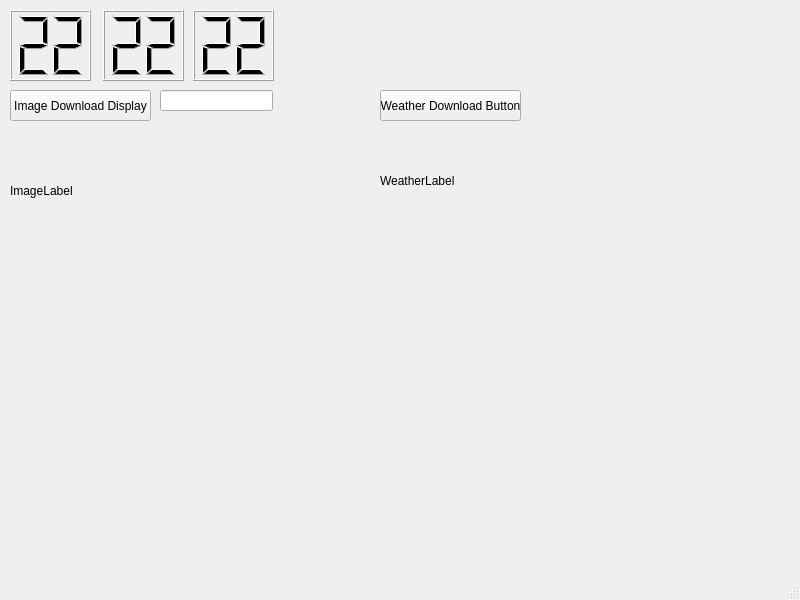
Old version of the form mainwindow.ui in the repository JMielbrecht-Class-Projects/Lab4_CSC3220_Mielbrecht-Banks.
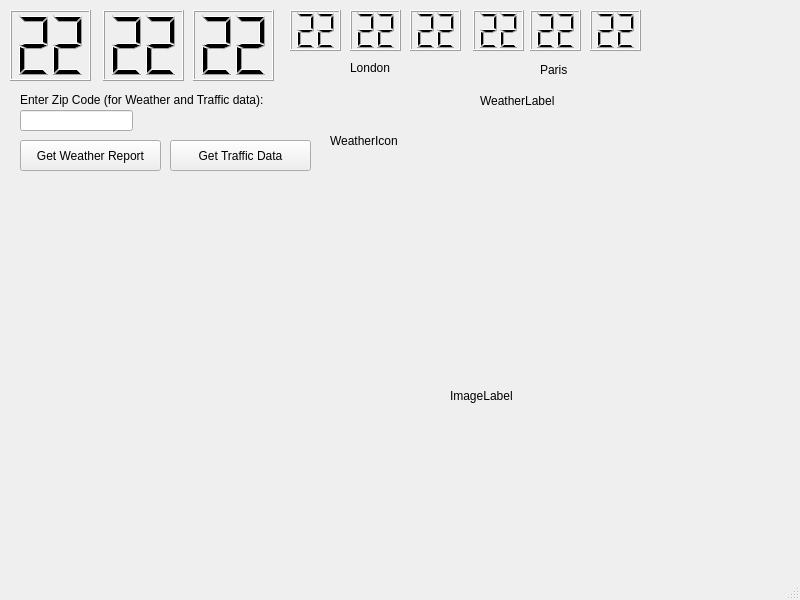
New version of the form.

Diff of the .ui file:
```diff
--- a/mainwindow.ui
+++ b/mainwindow.ui
@@ -65,23 +65,23 @@
    <widget class="QPushButton" name="imageDownloadButton">
     <property name="geometry">
      <rect>
-      <x>10</x>
-      <y>90</y>
+      <x>170</x>
+      <y>140</y>
       <width>141</width>
       <height>31</height>
      </rect>
     </property>
     <property name="text">
-     <string>Image Download Display</string>
+     <string>Get Traffic Data</string>
     </property>
    </widget>
    <widget class="QLabel" name="imageLabel">
     <property name="geometry">
      <rect>
-      <x>10</x>
-      <y>120</y>
-      <width>261</width>
-      <height>141</height>
+      <x>450</x>
+      <y>230</y>
+      <width>351</width>
+      <height>331</height>
      </rect>
     </property>
     <property name="text">
@@ -91,8 +91,8 @@
    <widget class="QLineEdit" name="zipCodeInput">
     <property name="geometry">
      <rect>
-      <x>160</x>
-      <y>90</y>
+      <x>20</x>
+      <y>110</y>
       <width>113</width>
       <height>21</height>
      </rect>
@@ -101,10 +101,10 @@
    <widget class="QLabel" name="weatherLabel">
     <property name="geometry">
      <rect>
-      <x>380</x>
-      <y>140</y>
-      <width>331</width>
-      <height>81</height>
+      <x>480</x>
+      <y>90</y>
+      <width>281</width>
+      <height>21</height>
      </rect>
     </property>
     <property name="text">
@@ -114,14 +114,162 @@
    <widget class="QPushButton" name="weatherDownloadButton">
     <property name="geometry">
      <rect>
-      <x>380</x>
-      <y>90</y>
+      <x>20</x>
+      <y>140</y>
       <width>141</width>
       <height>31</height>
      </rect>
     </property>
     <property name="text">
-     <string>Weather Download Button</string>
+     <string>Get Weather Report</string>
+    </property>
+   </widget>
+   <widget class="QLabel" name="weatherIconLabel">
+    <property name="geometry">
+     <rect>
+      <x>330</x>
+      <y>80</y>
+      <width>141</width>
+      <height>121</height>
+     </rect>
+    </property>
+    <property name="text">
+     <string>WeatherIcon</string>
+    </property>
+   </widget>
+   <widget class="QLCDNumber" name="london_HourLCD">
+    <property name="geometry">
+     <rect>
+      <x>290</x>
+      <y>10</y>
+      <width>51</width>
+      <height>41</height>
+     </rect>
+    </property>
+    <property name="digitCount">
+     <number>2</number>
+    </property>
+    <property name="value" stdset="0">
+     <double>22.000000000000000</double>
+    </property>
+   </widget>
+   <widget class="QLCDNumber" name="london_MinuteLCD">
+    <property name="geometry">
+     <rect>
+      <x>350</x>
+      <y>10</y>
+      <width>51</width>
+      <height>41</height>
+     </rect>
+    </property>
+    <property name="digitCount">
+     <number>2</number>
+    </property>
+    <property name="value" stdset="0">
+     <double>22.000000000000000</double>
+    </property>
+   </widget>
+   <widget class="QLCDNumber" name="london_SecondLCD">
+    <property name="geometry">
+     <rect>
+      <x>410</x>
+      <y>10</y>
+      <width>51</width>
+      <height>41</height>
+     </rect>
+    </property>
+    <property name="digitCount">
+     <number>2</number>
+    </property>
+    <property name="value" stdset="0">
+     <double>22.000000000000000</double>
+    </property>
+   </widget>
+   <widget class="QLabel" name="label">
+    <property name="geometry">
+     <rect>
+      <x>350</x>
+      <y>60</y>
+      <width>47</width>
+      <height>16</height>
+     </rect>
+    </property>
+    <property name="text">
+     <string>London</string>
+    </property>
+   </widget>
+   <widget class="QLCDNumber" name="paris_HourLCD">
+    <property name="geometry">
+     <rect>
+      <x>473</x>
+      <y>10</y>
+      <width>51</width>
+      <height>41</height>
+     </rect>
+    </property>
+    <property name="digitCount">
+     <number>2</number>
+    </property>
+    <property name="value" stdset="0">
+     <double>22.000000000000000</double>
+    </property>
+   </widget>
+   <widget class="QLCDNumber" name="paris_MinuteLCD">
+    <property name="geometry">
+     <rect>
+      <x>530</x>
+      <y>10</y>
+      <width>51</width>
+      <height>41</height>
+     </rect>
+    </property>
+    <property name="digitCount">
+     <number>2</number>
+    </property>
+    <property name="value" stdset="0">
+     <double>22.000000000000000</double>
+    </property>
+   </widget>
+   <widget class="QLCDNumber" name="paris_SecondLCD">
+    <property name="geometry">
+     <rect>
+      <x>590</x>
+      <y>10</y>
+      <width>51</width>
+      <height>41</height>
+     </rect>
+    </property>
+    <property name="digitCount">
+     <number>2</number>
+    </property>
+    <property name="value" stdset="0">
+     <double>22.000000000000000</double>
+    </property>
+   </widget>
+   <widget class="QLabel" name="label_2">
+    <property name="geometry">
+     <rect>
+      <x>540</x>
+      <y>60</y>
+      <width>41</width>
+      <height>20</height>
+     </rect>
+    </property>
+    <property name="text">
+     <string>Paris</string>
+    </property>
+   </widget>
+   <widget class="QLabel" name="label_3">
+    <property name="geometry">
+     <rect>
+      <x>20</x>
+      <y>90</y>
+      <width>251</width>
+      <height>20</height>
+     </rect>
+    </property>
+    <property name="text">
+     <string>Enter Zip Code (for Weather and Traffic data):</string>
     </property>
    </widget>
   </widget>
```
